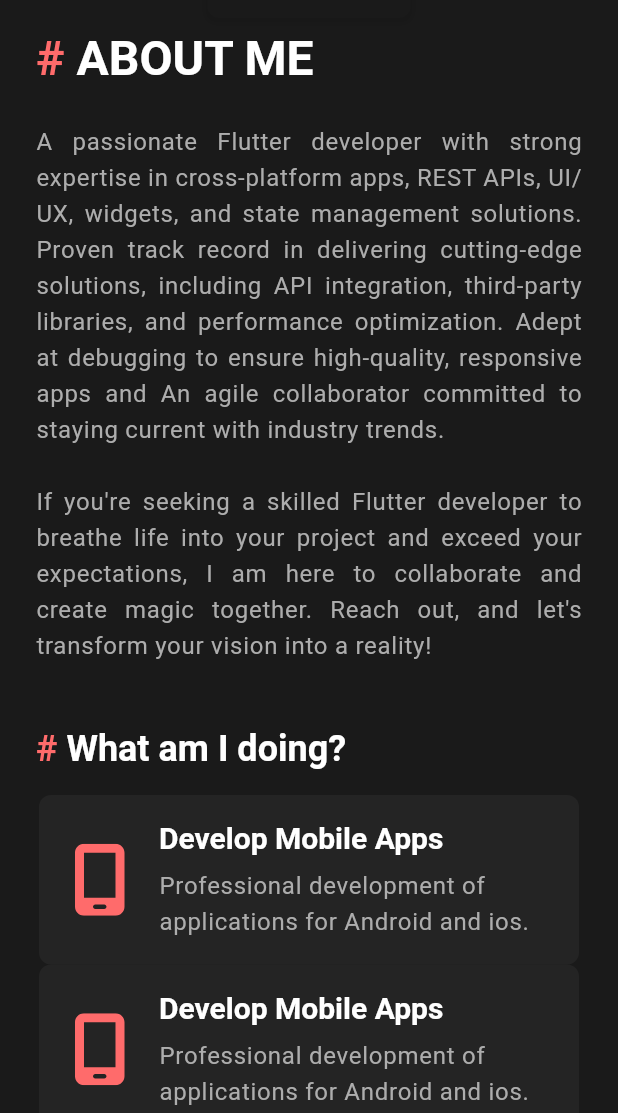
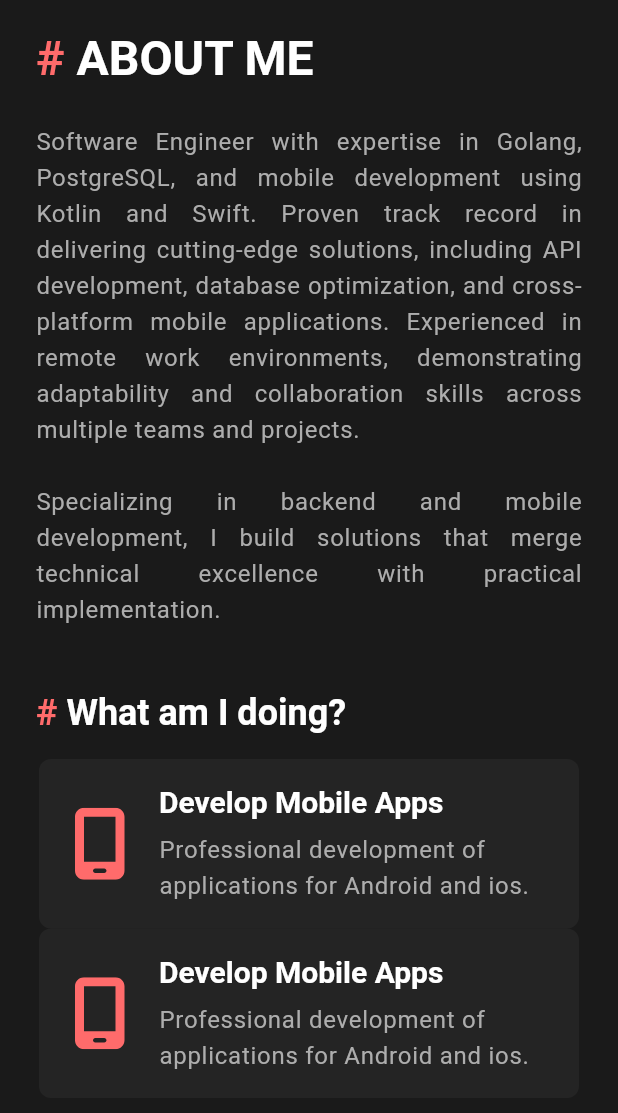
Before and after one commit to juancxdev/portfolio, a Flutter app: the screen it shows after launch, scrolled down 482 dp, on a phone screen of 412 x 824 dp, the part 123-1236 px from its top. Run offline on Flutter 3.47's test engine with Material 3 defaults, Android fonts, the light colour scheme and no system bars; our stand-ins replace firebase_core, flutter_svg, go_router, rive, url_strategy; accounts and stored records are empty; network calls fail; project files that could hold a hidden picture were left out.

Commit message:
MODIFIED: buttons navbar

```diff
--- a/lib/core/router/scaffold_router.dart
+++ b/lib/core/router/scaffold_router.dart
@@ -1,7 +1,6 @@
 import 'package:flutter/material.dart';
 import 'package:go_router/go_router.dart';
 import 'package:juancx/core/styles/spacing.dart';
-import 'package:juancx/features/shared/utils/responsive/responsive_util.dart';
 import 'package:juancx/features/shared/utils/slivers/sticky_sliver.dart';
 import 'package:juancx/features/shared/widgets/navigation/sticky_navbar_widget.dart';
 import 'package:juancx/features/shared/widgets/widgets.dart';
@@ -17,8 +16,6 @@
 
   @override
   Widget build(BuildContext context) {
-    final screenSize = getScreenSize(context);
-
     return Scaffold(
       backgroundColor: Theme.of(context).canvasColor,
       body: SizedBox.expand(
--- a/lib/features/landing/presentation/sections/about_section/about_section_widget.dart
+++ b/lib/features/landing/presentation/sections/about_section/about_section_widget.dart
@@ -18,8 +18,8 @@
                 text: "About me",
               ),
               Text(
-                "A passionate Flutter developer with strong expertise in cross-platform apps, REST APIs, UI/UX, widgets, and state management solutions. Proven track record in delivering cutting-edge solutions, including API integration, third-party libraries, and performance optimization. Adept at debugging to ensure high-quality, responsive apps and An agile collaborator committed to staying current with industry trends.\n\n"
-                "If you're seeking a skilled Flutter developer to breathe life into your project and exceed your expectations, I am here to collaborate and create magic together. Reach out, and let's transform your vision into a reality!",
+                "Software Engineer with expertise in Golang, PostgreSQL, and mobile development using Kotlin and Swift. Proven track record in delivering cutting-edge solutions, including API development, database optimization, and cross-platform mobile applications. Experienced in remote work environments, demonstrating adaptability and collaboration skills across multiple teams and projects.\n\n"
+                "Specializing in backend and mobile development, I build solutions that merge technical excellence with practical implementation.",
                 textAlign: TextAlign.justify,
                 style: Theme.of(context).textTheme.bodyLarge,
               ),
--- a/lib/features/shared/widgets/navigation/sticky_navbar_item_widget.dart
+++ b/lib/features/shared/widgets/navigation/sticky_navbar_item_widget.dart
@@ -42,16 +42,6 @@
           decoration: BoxDecoration(
             color: _getBackgroundColor(),
             borderRadius: BorderRadius.circular(8.0),
-            boxShadow: isPressed
-                ? []
-                : [
-                    BoxShadow(
-                      color: Colors.black.withOpacity(0.1),
-                      spreadRadius: 1,
-                      blurRadius: 3,
-                      offset: const Offset(0, 2),
-                    ),
-                  ],
           ),
           child: Text(
             widget.text.toUpperCase(),
```
